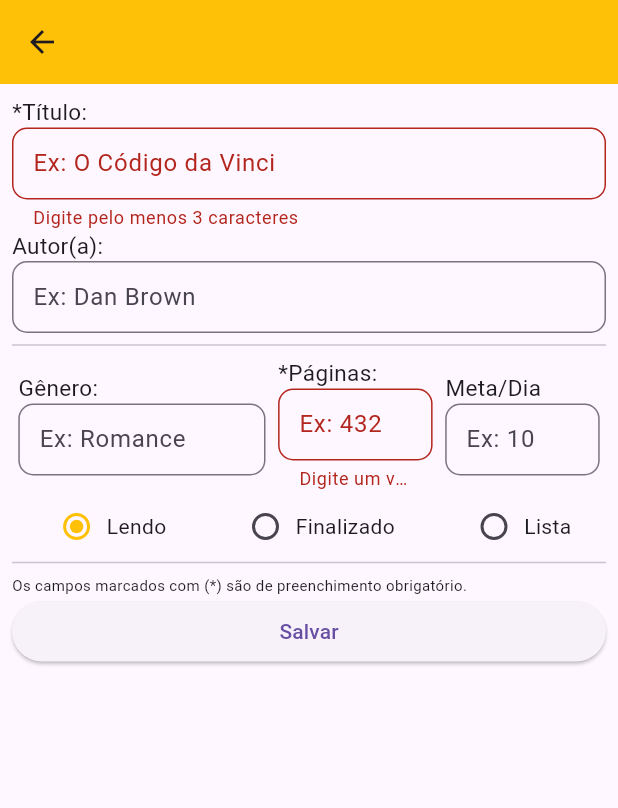
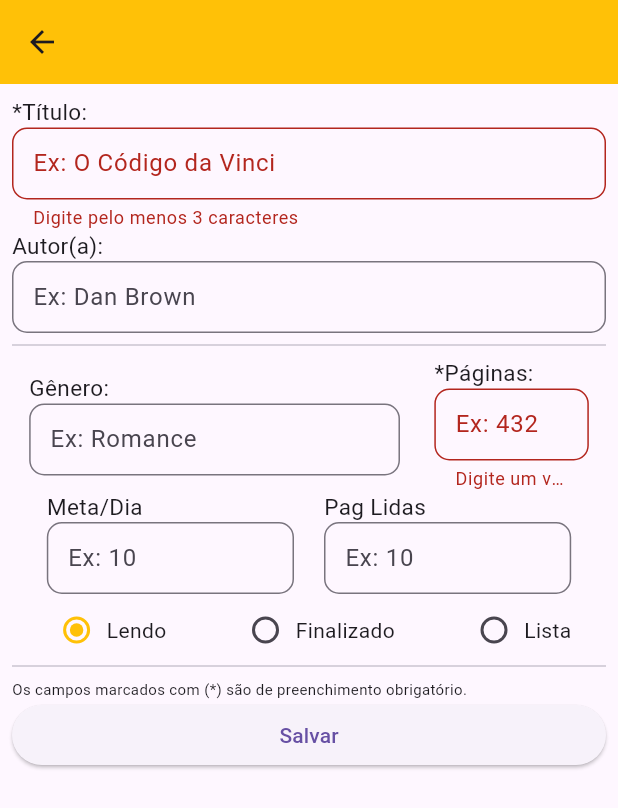
Before and after one commit to joaomarcosmmc/guialeitura, a Flutter app: the LivroDetalhePage screen opened by its route, after a tap on "Salvar", on a phone screen of 412 x 824 dp. Shown: the top 808 px of the screen. Run offline on Flutter 3.47's test engine with Material 3 defaults, Android fonts, the phone set to English and light mode, and no system bars; statements that could not run were skipped.

Commit message:
detalhes Livro

```diff
--- a/lib/components/card_livros.dart
+++ b/lib/components/card_livros.dart
@@ -19,6 +19,7 @@ class _CardLivrosState extends State<CardLivros> {
 
   @override
   initState() {
+    debugPrint('O código do livro éfdfjasdkfjak: ${widget.livro.codigo}');
     setState(() {
       meta = widget.livro.metaDia;
     });
--- a/lib/dados/bd_livros.dart
+++ b/lib/dados/bd_livros.dart
@@ -15,6 +15,7 @@ class BdLivros extends ChangeNotifier {
   String url = Bd().urlBd;
   // Início método para Salvar/Atualizar os dados do livro.
   salvar(Livro livro) async {
+    debugPrint(livro.codigo);
     if (livro.codigo != null ) {
               http.patch(
           Uri.parse('$url/livros/${livro.codigo}.json?auth$_token'),
@@ -24,7 +25,7 @@ class BdLivros extends ChangeNotifier {
               'titulo': livro.titulo,
               'autor': livro.autor,
               'genero': livro.genero,
-
+              'pagLidas': livro.pagLidas,
               'qtdPaginas': livro.qtdPaginas,
               'metaDia': livro.metaDia,
               'status': livro.status,
@@ -32,8 +33,8 @@ class BdLivros extends ChangeNotifier {
           ),
 
         );
-        getDados();
-        notifyListeners();
+
+
     } else {
       _bdLivros.add(
         Livro(
@@ -55,16 +56,19 @@ class BdLivros extends ChangeNotifier {
           'titulo': livro.titulo,
           'autor': livro.autor,
           'genero': livro.genero,
-          'pagLidas': livro.pagLidas,
+          'pagLidas': 0,
           'qtdPaginas': livro.qtdPaginas,
           'metaDia': livro.metaDia,
           'status': livro.status,
         }),
       );
+
+
     }
+    getDados();
     notifyListeners();
   }
-  // Início método para Salvar/Atualizar os dados do livro.
+  // Fim método para Salvar/Atualizar os dados do livro.
 
   Future<void> getDados() async {
     _bdLivros.clear();
@@ -77,6 +81,8 @@ class BdLivros extends ChangeNotifier {
 
       json.forEach(
         (codLivro, livro) {
+
+       if (json[codLivro]['uid'] == _uid) {
           _bdLivros.add(
             Livro(
               codigo: codLivro,
@@ -90,10 +96,11 @@ class BdLivros extends ChangeNotifier {
               status: livro['status'],
             ),
           );
-        },
+       }
+      notifyListeners();
+        }
       );
 
-      notifyListeners();
     } catch (e) {
       return;
     }
--- a/lib/pages/auth_page.dart
+++ b/lib/pages/auth_page.dart
@@ -48,7 +48,7 @@ class _AuthPageState extends State<AuthPage> {
       if (!isLogin) {
         await auth.signup(emailController.text, senhaController.text);
       } else {
-        await auth.signin(emailController.text, senhaController.text);
+        await auth.signin('teste@gmail.com', '123456');
       }
     } on ExceptionAuth catch (error) {
       showErroDialog(error.toString());
--- a/lib/pages/home_page.dart
+++ b/lib/pages/home_page.dart
@@ -4,7 +4,7 @@ import 'package:guialeitura/components/menu_lateral.dart';
 
 import 'package:guialeitura/components/modal_cadastro/modal_cadastro.dart';
 import 'package:guialeitura/dados/bd_livros.dart';
-import 'package:guialeitura/dados/auth.dart';
+
 import 'package:guialeitura/models/livro.dart';
 import 'package:provider/provider.dart';
 
@@ -67,7 +67,8 @@ class _MyHomePageState extends State<MyHomePage> {
 
   @override
   Widget build(BuildContext context) {
-    List<Livro> listagem = Provider.of<BdLivros>(context).bdLivros.where((element) => element.uid == Provider.of<Auth>(context).uid).toList();
+    List<Livro> listagem = Provider.of<BdLivros>(context).bdLivros;
+    //where((element) => element.uid == Provider.of<Auth>(context).uid).toList();
 
     return Scaffold(
       drawer: Drawer(
--- a/lib/pages/livros_detalhes_page.dart
+++ b/lib/pages/livros_detalhes_page.dart
@@ -41,7 +41,7 @@ class _LivroDetalhepageState extends State<LivroDetalhePage> {
         metaDia:
             metaText.text.isEmpty ? 0 : int.parse(metaText.text),
         status: status,
-        pagLidas: 0,
+        pagLidas: int.parse(pagLidasText.text),
 
     ),
   );
@@ -50,13 +50,14 @@ class _LivroDetalhepageState extends State<LivroDetalhePage> {
 
 
   Livro? _livro;
-    var codigo;
+    String? codigo;
     var tituloText = TextEditingController();
     var autorText = TextEditingController();
     var generoText = TextEditingController();
     var paginasText = TextEditingController();
     var metaText= TextEditingController();
     var statusText= TextEditingController();
+    var pagLidasText= TextEditingController();
   @override
   void initState() {
      super.initState();
@@ -66,22 +67,21 @@ class _LivroDetalhepageState extends State<LivroDetalhePage> {
   @override
   void didChangeDependencies() {
    _livro = ModalRoute.of(context)!.settings.arguments as Livro;
-      codigo = _livro!.codigo;
       tituloText.text = _livro!.titulo;
       autorText.text = _livro!.autor;
       generoText.text = _livro!.genero;
       paginasText.text = _livro!.qtdPaginas.toString();
       metaText.text = _livro!.metaDia.toString();
       statusText.text = _livro!.status;
+      pagLidasText.text = _livro!.pagLidas.toString();
 
     super.didChangeDependencies();
+      codigo = _livro!.codigo.toString();
   }
   @override
   Widget build(BuildContext context) {
 
-
-
-
+   print(' O código do livro é: $codigo');
     var espaco = MediaQuery.of(context);
     return Scaffold(
       appBar: AppBar(
@@ -164,7 +164,7 @@ class _LivroDetalhepageState extends State<LivroDetalhePage> {
                         mainAxisAlignment: MainAxisAlignment.spaceAround,
                         children: [
                           SizedBox(
-                            width: MediaQuery.of(context).size.width * 0.4,
+                            width: MediaQuery.of(context).size.width * 0.6,
                             child: Column(
                               crossAxisAlignment: CrossAxisAlignment.start,
                               children: [
@@ -226,9 +226,13 @@ class _LivroDetalhepageState extends State<LivroDetalhePage> {
                                 ),
                               ],
                             ),
+                          )],
                           ),
+                          Row(
+                            mainAxisAlignment: MainAxisAlignment.center,
+                            children: [
                               SizedBox(
-                            width: MediaQuery.of(context).size.width * 0.25,
+                                width: MediaQuery.of(context).size.width * 0.40,
                                 child: Column(
                                   crossAxisAlignment: CrossAxisAlignment.start,
                                   children: [
@@ -250,7 +254,38 @@ class _LivroDetalhepageState extends State<LivroDetalhePage> {
                                                 FloatingLabelBehavior.never,
                                             border: OutlineInputBorder(
                                               borderRadius: BorderRadius.circular(10),
-                                        )),
+                                            ),),
+                                      ),
+                                    ),
+                                  ],
+                                ),
+                              ),
+                              const SizedBox(width: 20,),
+                              SizedBox(
+                          width: MediaQuery.of(context).size.width * 0.40,
+                          child: Column(
+                            crossAxisAlignment: CrossAxisAlignment.start,
+                            children: [
+                              const Text(
+                                'Pag Lidas',
+                                style: TextStyle(fontSize: 15),
+                              ),
+                              SizedBox(
+                                width: MediaQuery.of(context).size.width * 0.60,
+                                child: TextFormField(
+                                  initialValue: pagLidasText.text,
+                                  onSaved: (value) =>
+                                      pagLidasText.text = value.toString(),
+                                  keyboardType: TextInputType.number,
+                                  decoration: InputDecoration(
+                                    contentPadding: const EdgeInsets.all(10),
+                                    label: const Text('Ex: 10'),
+                                    floatingLabelBehavior:
+                                        FloatingLabelBehavior.never,
+                                    border: OutlineInputBorder(
+                                      borderRadius: BorderRadius.circular(10),
+                                    ),
+                                  ),
                                 ),
                               ),
                             ],
@@ -258,6 +293,7 @@ class _LivroDetalhepageState extends State<LivroDetalhePage> {
                         ),
                             ],
                           ),
+
                       SizedBox(
                         height: 40,
                         child: Row(
```
Lines whose indentation alone changed are shown as unchanged.
